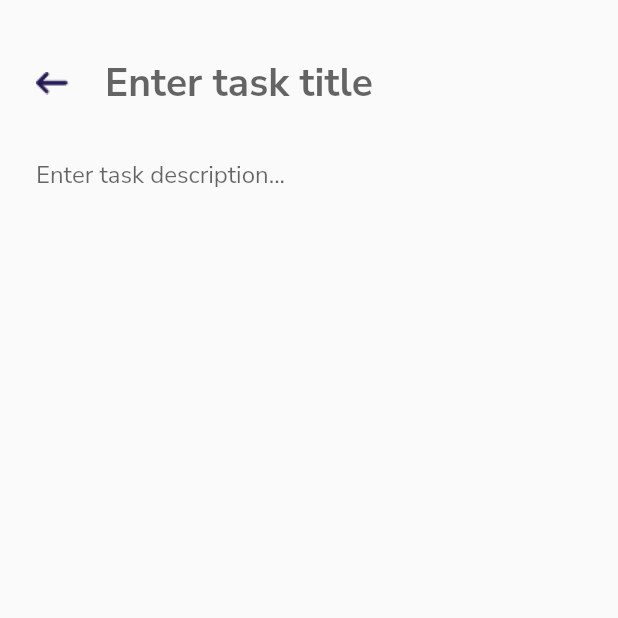
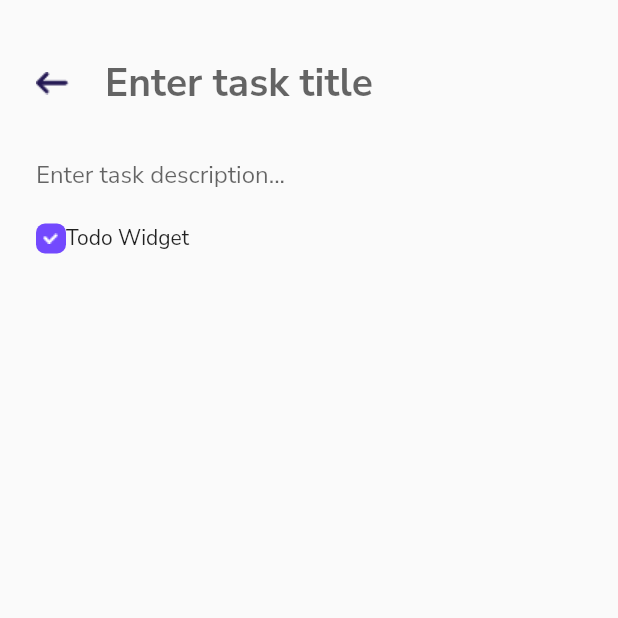
Before and after one commit to stonecoldanmol/todoverse, a Flutter app: the TaskPage screen opened directly, on a phone screen of 412 x 824 dp, the top half of it. Run offline on Flutter 3.47's test engine with Material 2 defaults, Android fonts, the phone set to English and light mode, and no system bars; our stand-ins replace google_fonts.

Commit message:
Adding Todo widget

```diff
--- a/lib/screens/taskpage.dart
+++ b/lib/screens/taskpage.dart
@@ -1,5 +1,6 @@
 
 import 'package:flutter/material.dart';
+import 'package:todoverse/widgets.dart';
 
 
 class TaskPage extends StatefulWidget
@@ -17,6 +18,7 @@ class _TaskPageState extends State<TaskPage>
       body: SafeArea(
         child: Container(
               child: Column(
+                crossAxisAlignment: CrossAxisAlignment.start,
                 children: <Widget>[
                   Padding(
                     padding: EdgeInsets.only(top: 24.0,bottom: 6.0),
@@ -60,6 +62,7 @@ class _TaskPageState extends State<TaskPage>
                       )
                     ),
                   ),
+                  TodoWidget(),
                 ],
               )
         ),
--- a/lib/widgets.dart
+++ b/lib/widgets.dart
@@ -3,8 +3,8 @@ import 'package:flutter/material.dart';
 class TaskCardWidget extends StatelessWidget {
   final String title;
   final String desc;
-  const TaskCardWidget({this.title,this.desc});
 
+  const TaskCardWidget({this.title, this.desc});
 
 
   Widget build(BuildContext context) {
@@ -23,7 +23,7 @@ class TaskCardWidget extends StatelessWidget {
         crossAxisAlignment: CrossAxisAlignment.start,
         children: [
           Text(
-            title??'(Unnamed Task)',
+            title ?? '(Unnamed Task)',
             style: TextStyle(
               color: Color(0xFF211551),
               fontSize: 22.0,
@@ -34,7 +34,7 @@ class TaskCardWidget extends StatelessWidget {
           Padding(
             padding: EdgeInsets.only(top: 10.0),
             child: Text(
-              desc??'No description added',
+              desc ?? 'No description added',
               style: TextStyle(
                 fontSize: 16.0,
                 color: Color(0xFF86829D),
@@ -47,3 +47,31 @@ class TaskCardWidget extends StatelessWidget {
     );
   }
 }
+
+class TodoWidget extends StatelessWidget {
+  @override
+  Widget build(BuildContext context) {
+    return Container(
+      padding: EdgeInsets.symmetric(
+        horizontal: 24.0,
+        vertical: 8.0,
+      ),
+      child: Row(
+        children: <Widget>[
+          Container(
+            width: 20.0,
+            height: 20.0,
+            decoration: BoxDecoration(
+              color: Color(0xFF7349FE),
+              borderRadius: BorderRadius.circular(6),
+            ),
+            child: Image(
+                image:AssetImage('assets/images/check_icon.png'),
+            ),
+          ),
+          Text('Todo Widget'),
+        ],
+      ),
+    );
+  }
+}
```
